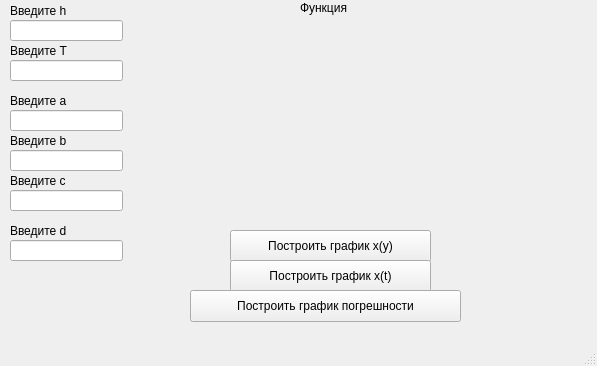
Before: the Qt Designer form интерфейс.ui in StePUNK2002/Curse5, drawn with Qt 5.
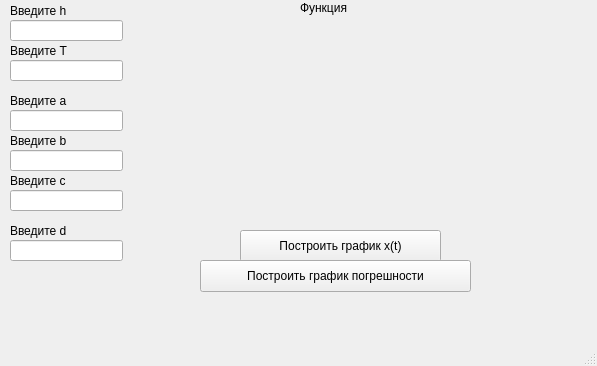
After: the same form once the commit is applied. Icons and pictures are not drawn.

Commit message: Убрал ненужную кнопку

```diff
--- a/интерфейс.ui
+++ b/интерфейс.ui
@@ -209,24 +209,11 @@
      <bool>true</bool>
     </property>
    </widget>
-   <widget class="QPushButton" name="pushButton">
-    <property name="geometry">
-     <rect>
-      <x>230</x>
-      <y>230</y>
-      <width>201</width>
-      <height>32</height>
-     </rect>
-    </property>
-    <property name="text">
-     <string>Построить график x(y)</string>
-    </property>
-   </widget>
    <widget class="QPushButton" name="pushButton_2">
     <property name="geometry">
      <rect>
-      <x>230</x>
-      <y>260</y>
+      <x>240</x>
+      <y>230</y>
       <width>201</width>
       <height>32</height>
      </rect>
@@ -238,8 +225,8 @@
    <widget class="QPushButton" name="pushButton_3">
     <property name="geometry">
      <rect>
-      <x>190</x>
-      <y>290</y>
+      <x>200</x>
+      <y>260</y>
       <width>271</width>
       <height>32</height>
      </rect>
```
The commit also changes 1 other file.
